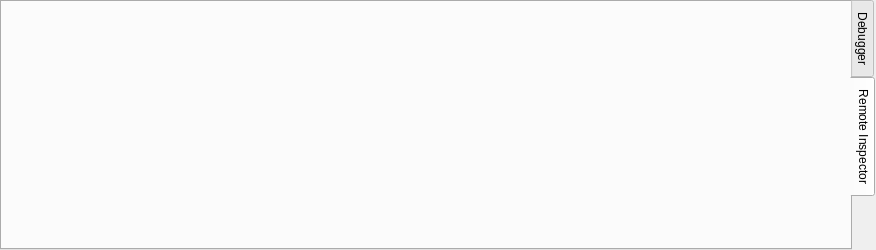
The window that editor/echo/Editor/UI/DebuggerPanel/DebuggerPanel.ui (timi-liuliang/echo) describes before a commit, drawn with Qt 5.
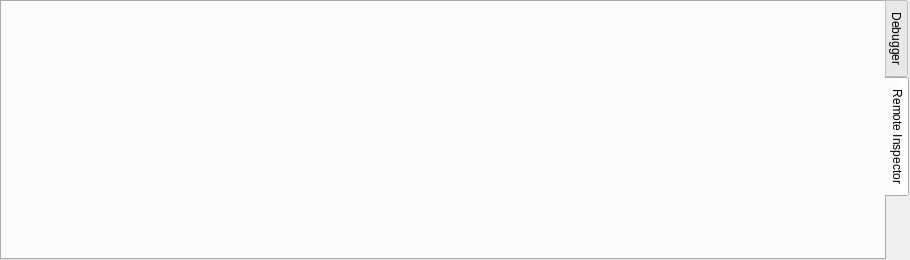
The same window after the commit.

Patch:
```diff
--- a/editor/echo/Editor/UI/DebuggerPanel/DebuggerPanel.ui
+++ b/editor/echo/Editor/UI/DebuggerPanel/DebuggerPanel.ui
@@ -1,18 +1,19 @@
 <?xml version="1.0" encoding="UTF-8"?>
 <ui version="4.0">
  <class>DebuggerPanel</class>
- <widget class="QWidget" name="DebuggerPanel">
+ <widget class="QDockWidget" name="DebuggerPanel">
   <property name="geometry">
    <rect>
     <x>0</x>
     <y>0</y>
-    <width>876</width>
-    <height>250</height>
+    <width>910</width>
+    <height>260</height>
    </rect>
   </property>
   <property name="windowTitle">
    <string>Debugger</string>
   </property>
+  <widget class="QWidget" name="dockWidgetContents">
   <layout class="QVBoxLayout" name="verticalLayout">
    <property name="spacing">
     <number>0</number>
@@ -53,6 +54,7 @@
     </widget>
    </item>
   </layout>
+  </widget>
  </widget>
  <resources/>
  <connections/>
```
Left out of the diff: 2 changed lines with no effect on the pictures. Lines whose indentation alone changed are shown as unchanged.
